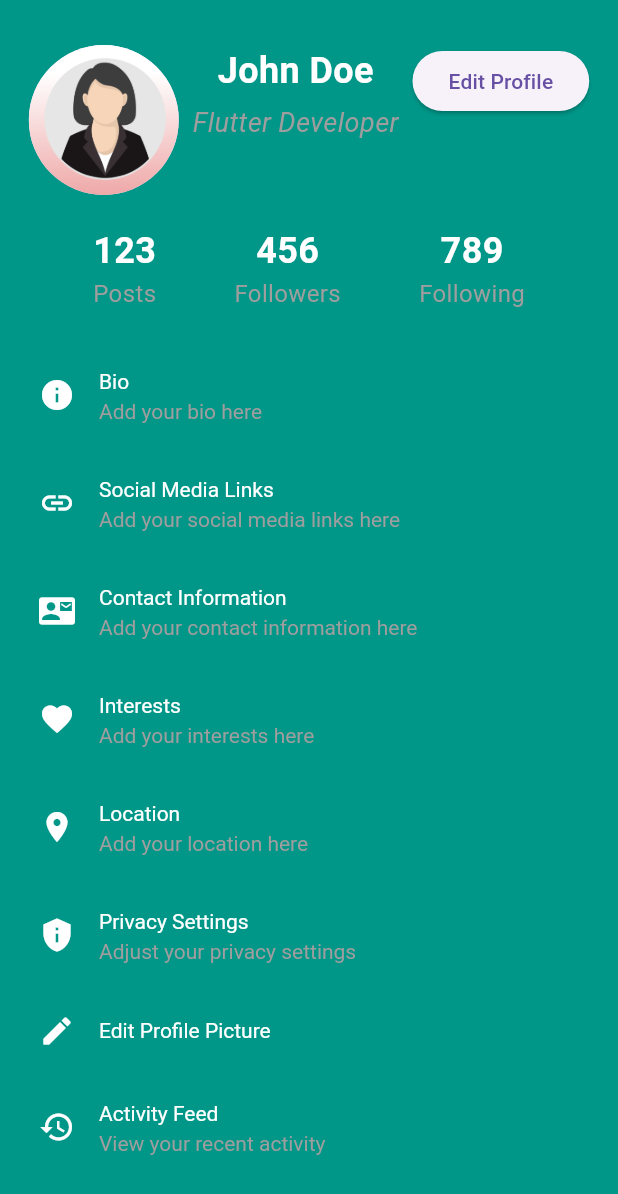
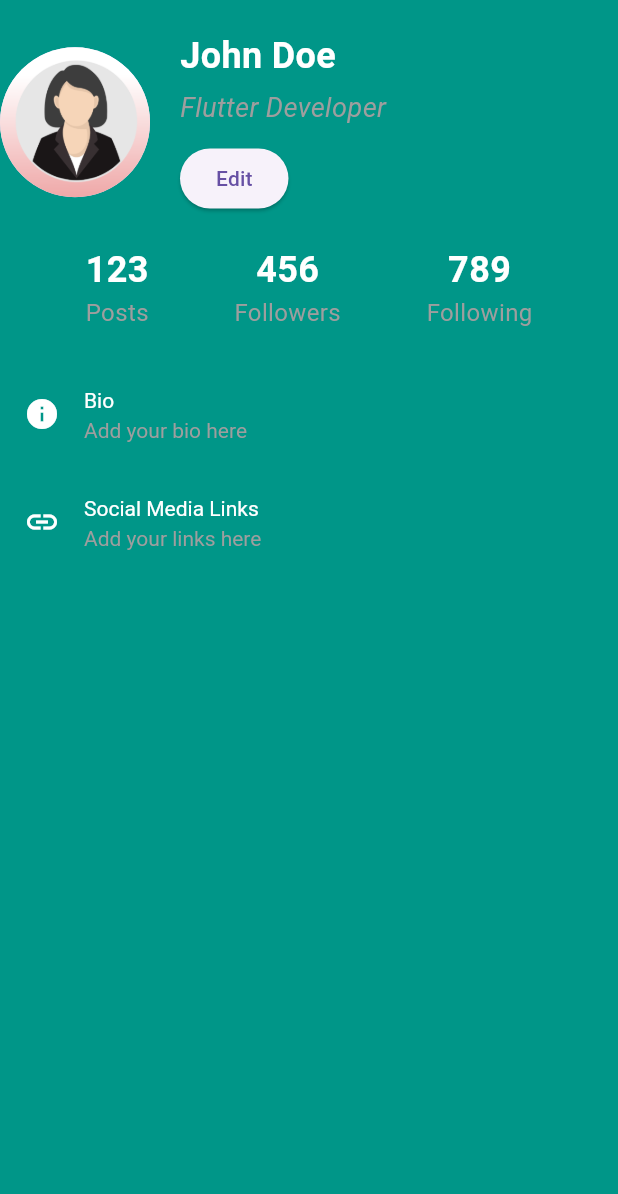
Before and after one commit to DionYosh/duma_suites, a Flutter app: the MobileProfilePage widget shown alone on an empty page, opened directly, on a phone screen of 412 x 824 dp. Shown: the top 1194 px of the screen. Run offline on Flutter 3.47's test engine with Material 3 defaults, Android fonts, the phone set to English and light mode, and no system bars.

Commit message:
More Pages

```diff
--- a/lib/main/screens.dart
+++ b/lib/main/screens.dart
@@ -32,7 +32,7 @@ class ScreensState extends State<Screens> {
         const MobileExplorePage(),
         const MobileBlogsPage(),
         const MobileNotificationsPage(),
-        const MobileProfilePage(),
+        // const MobileProfilePage(),
       ];
 
   final List<Widget> webPages = [
--- a/lib/main/theme_data.dart
+++ b/lib/main/theme_data.dart
@@ -45,7 +45,7 @@ final ThemeData themeData = ThemeData(
     titleTextStyle: TextStyle(color: Colors.white, fontSize: 20),
   ),
   bottomNavigationBarTheme: const BottomNavigationBarThemeData(
-    backgroundColor: Colors.teal,
+    backgroundColor: Colors.green,
     selectedItemColor: Colors.white,
     unselectedItemColor: Colors.white,
   ),
--- a/lib/screens/Mobile/main/mobile_profile_page.dart
+++ b/lib/screens/Mobile/main/mobile_profile_page.dart
@@ -5,148 +5,67 @@ class MobileProfilePage extends StatelessWidget {
 
   @override
   Widget build(BuildContext context) {
-    return Scaffold(
-      body: Padding(
-        padding: const EdgeInsets.fromLTRB(10.0, 10.0, 10.0, 30.0),
-        child: SingleChildScrollView(
-          child: Center(
-            child: Column(
-              mainAxisAlignment: MainAxisAlignment.center,
+    return Column(
       children: [
-                const SizedBox(height: 20),
-                Row(
-                  mainAxisAlignment: MainAxisAlignment.spaceEvenly,
-                  crossAxisAlignment: CrossAxisAlignment.start,
+        const SizedBox(height: 20.0),
+        _buildProfileHeader(context),
+        const SizedBox(height: 20.0),
+        _buildInfoRow(),
+        const SizedBox(height: 20.0),
+        _buildListTile(Icons.info, 'Bio', 'Add your bio here'),
+        _buildListTile(Icons.link, 'Social Media Links', 'Add your links here'),
+        // ... add remaining ListTile widgets here
+        const SizedBox(height: 20.0),
+      ],
+    );
+  }
+
+  Widget _buildProfileHeader(BuildContext context) {
+    return Row(
       children: [
         const CircleAvatar(
-                      radius: 50,
-                      backgroundImage:
-                          AssetImage('assets/images/female1280.png'),
+          radius: 50.0,
+          backgroundImage: AssetImage('assets/images/female1280.png'),
         ),
-                    const Column(
-                      crossAxisAlignment: CrossAxisAlignment.center,
+        const SizedBox(width: 20.0), // Spacing between avatar and content
+        Expanded(
+          child: Column(
+            crossAxisAlignment: CrossAxisAlignment.start,
+            mainAxisAlignment: MainAxisAlignment.spaceBetween,
             children: [
-                        Text(
+              const Text(
                 'John Doe',
-                          style: TextStyle(
-                            fontSize: 24,
-                            fontWeight: FontWeight.bold,
+                style: TextStyle(fontSize: 24.0, fontWeight: FontWeight.bold),
               ),
-                        ),
-                        SizedBox(height: 5),
-                        Text(
+              const SizedBox(height: 5.0),
+              const Text(
                 'Flutter Developer',
                 style: TextStyle(
-                            fontSize: 18,
+                    fontSize: 18.0,
                     color: Colors.grey,
-                            fontStyle: FontStyle.italic,
+                    fontStyle: FontStyle.italic),
+              ),
+              const SizedBox(
+                  height: 10.0), // Spacing between user info and edit button
+              ElevatedButton(
+                onPressed: () => Navigator.pushNamed(context, '/editProfile'),
+                child: const Text('Edit'),
+              ),
+            ],
           ),
         ),
       ],
-                    ),
-                    ElevatedButton(
-                      child: const Text('Edit Profile'),
-                      onPressed: () {
-                        Navigator.pushNamed(context, '/editProfile');
-                      },
-                    ),
-                  ],
-                ),
-                const SizedBox(height: 20),
-                Row(
+    );
+  }
+
+  Widget _buildInfoRow() {
+    return Row(
       mainAxisAlignment: MainAxisAlignment.spaceEvenly,
       children: [
         _buildInfoColumn('Posts', '123'),
         _buildInfoColumn('Followers', '456'),
         _buildInfoColumn('Following', '789'),
       ],
-                ),
-                const SizedBox(height: 20),
-                ListTile(
-                  leading: const Icon(Icons.info),
-                  title: const Text('Bio'),
-                  subtitle: const Text('Add your bio here'),
-                  onTap: () {
-                    // Implement bio editing functionality
-                  },
-                ),
-                ListTile(
-                  leading: const Icon(Icons.link),
-                  title: const Text('Social Media Links'),
-                  subtitle: const Text('Add your social media links here'),
-                  onTap: () {
-                    // Implement social media links editing functionality
-                  },
-                ),
-                ListTile(
-                  leading: const Icon(Icons.contact_mail),
-                  title: const Text('Contact Information'),
-                  subtitle: const Text('Add your contact information here'),
-                  onTap: () {
-                    // Implement contact information editing functionality
-                  },
-                ),
-                ListTile(
-                  leading: const Icon(Icons.favorite),
-                  title: const Text('Interests'),
-                  subtitle: const Text('Add your interests here'),
-                  onTap: () {
-                    // Implement interests editing functionality
-                  },
-                ),
-                ListTile(
-                  leading: const Icon(Icons.location_on),
-                  title: const Text('Location'),
-                  subtitle: const Text('Add your location here'),
-                  onTap: () {
-                    // Implement location editing functionality
-                  },
-                ),
-                ListTile(
-                  leading: const Icon(Icons.privacy_tip),
-                  title: const Text('Privacy Settings'),
-                  subtitle: const Text('Adjust your privacy settings'),
-                  onTap: () {
-                    // Implement privacy settings functionality
-                  },
-                ),
-                ListTile(
-                  leading: const Icon(Icons.edit),
-                  title: const Text('Edit Profile Picture'),
-                  onTap: () {
-                    // Implement profile picture editing functionality
-                  },
-                ),
-                ListTile(
-                  leading: const Icon(Icons.history),
-                  title: const Text('Activity Feed'),
-                  subtitle: const Text('View your recent activity'),
-                  onTap: () {
-                    // Implement activity feed functionality
-                  },
-                ),
-                ListTile(
-                  leading: const Icon(Icons.person_add),
-                  title: const Text('Follow/Unfollow'),
-                  subtitle: const Text('Follow or unfollow users'),
-                  onTap: () {
-                    // Implement follow/unfollow functionality
-                  },
-                ),
-                ListTile(
-                  leading: const Icon(Icons.color_lens),
-                  title: const Text('Customization Options'),
-                  subtitle: const Text('Customize your profile'),
-                  onTap: () {
-                    // Implement customization options functionality
-                  },
-                ),
-                const SizedBox(height: 20),
-              ],
-            ),
-          ),
-        ),
-      ),
     );
   }
 
@@ -155,19 +74,24 @@ class MobileProfilePage extends StatelessWidget {
       children: [
         Text(
           value,
-          style: const TextStyle(
-            fontSize: 24,
-            fontWeight: FontWeight.bold,
-          ),
+          style: const TextStyle(fontSize: 24.0, fontWeight: FontWeight.bold),
         ),
         Text(
           title,
-          style: const TextStyle(
-            fontSize: 16,
-            color: Colors.grey,
-          ),
+          style: const TextStyle(fontSize: 16.0, color: Colors.grey),
         ),
       ],
     );
   }
+
+  Widget _buildListTile(IconData icon, String title, String subtitle) {
+    return ListTile(
+      leading: Icon(icon),
+      title: Text(title),
+      subtitle: Text(subtitle),
+      onTap: () {
+        // Implement functionality here
+      },
+    );
   }
+}
```
Also changed, not shown: lib/main.dart (+48 -30 lines), lib/screens/Mobile/main/mobile_account_page.dart (added, +26 -0 lines), lib/screens/Mobile/main/mobile_auth_page.dart (added, +23 -0 lines). Lines whose indentation alone changed are shown as unchanged.
